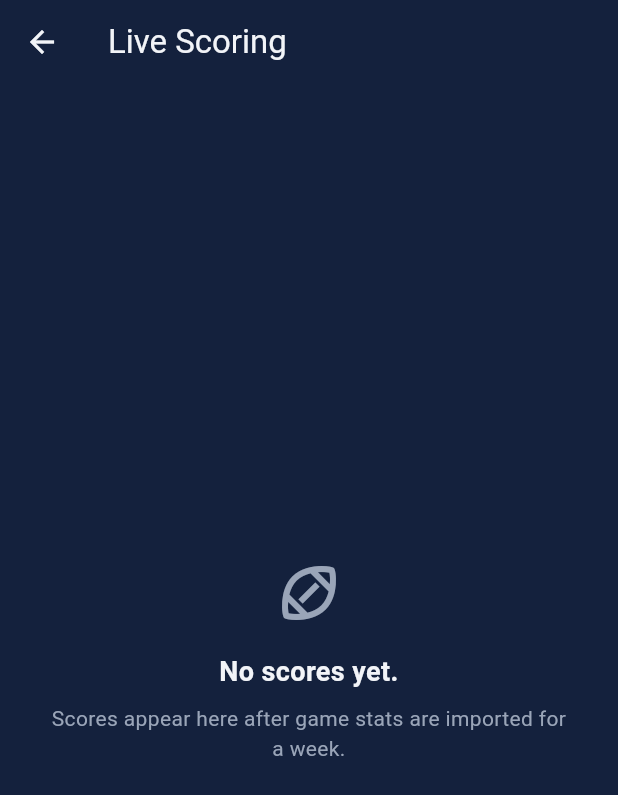
After one commit to cmirandavega/Podium, a Flutter app: the screen it shows once a user with an empty profile is signed in, after a tap on the "sports football" icon, on a phone screen of 412 x 824 dp. The commit adds this screen. Shown: the top 795 px of the screen. Run offline on Flutter 3.47's test engine with Material 3 defaults, Android fonts, the phone set to English and light mode, and no system bars; our stand-ins replace cloud_firestore, firebase_auth, firebase_core; accounts and stored records are empty.

Commit message:
Add Live Scoring screen and store player names on stat documents

```diff
--- /dev/null
+++ b/lib/models/player_stat.dart
@@ -0,0 +1,69 @@
+import 'package:cloud_firestore/cloud_firestore.dart';
+
+/// One player's stats for one game, stored at playerStats/{SPORT}_{playerId}_{gameId}.
+class PlayerStat {
+  const PlayerStat({
+    required this.id,
+    required this.playerId,
+    required this.sport,
+    required this.fullName,
+    required this.realTeam,
+    required this.position,
+    required this.fantasyPoints,
+    required this.rawStats,
+  });
+
+  final String id;
+  final String playerId;
+  final String sport;
+  final String fullName;
+  final String realTeam;
+  final String? position;
+  final double fantasyPoints;
+  final Map<String, num> rawStats;
+
+  factory PlayerStat.fromFirestore(DocumentSnapshot<Map<String, dynamic>> doc) {
+    final data = doc.data() ?? <String, dynamic>{};
+    final raw = data['rawStats'];
+    return PlayerStat(
+      id: doc.id,
+      playerId: data['playerId'] as String? ?? doc.id,
+      sport: data['sport'] as String? ?? '',
+      fullName: data['fullName'] as String? ?? (data['playerId'] as String? ?? doc.id),
+      realTeam: data['realTeam'] as String? ?? '',
+      position: data['position'] as String?,
+      fantasyPoints: (data['fantasyPoints'] as num?)?.toDouble() ?? 0,
+      rawStats: raw is Map
+          ? raw.map((key, value) => MapEntry(key.toString(), value is num ? value : 0))
+          : const <String, num>{},
+    );
+  }
+}
+
+/// A player's combined line for a whole scoring week (sums every game that week).
+class PlayerWeek {
+  PlayerWeek({
+    required this.playerId,
+    required this.sport,
+    required this.fullName,
+    required this.realTeam,
+    required this.position,
+  });
+
+  final String playerId;
+  final String sport;
+  final String fullName;
+  final String realTeam;
+  final String? position;
+  double points = 0;
+  int games = 0;
+  final Map<String, num> stats = {};
+
+  void add(PlayerStat line) {
+    points += line.fantasyPoints;
+    games += 1;
+    for (final entry in line.rawStats.entries) {
+      stats[entry.key] = (stats[entry.key] ?? 0) + entry.value;
+    }
+  }
+}
--- /dev/null
+++ b/lib/models/scoring_period.dart
@@ -0,0 +1,29 @@
+import 'package:cloud_firestore/cloud_firestore.dart';
+
+/// One scoring week, written by the ingestion script to scoringPeriods/{id}.
+class ScoringPeriod {
+  const ScoringPeriod({
+    required this.id,
+    this.season,
+    this.week,
+    this.startDate,
+  });
+
+  final String id;
+  final String? season;
+  final int? week;
+  final DateTime? startDate;
+
+  String get label =>
+      season != null && week != null ? 'Week $week, $season' : id;
+
+  factory ScoringPeriod.fromFirestore(DocumentSnapshot<Map<String, dynamic>> doc) {
+    final data = doc.data() ?? <String, dynamic>{};
+    return ScoringPeriod(
+      id: doc.id,
+      season: data['season']?.toString(),
+      week: (data['week'] as num?)?.toInt(),
+      startDate: (data['startDate'] as Timestamp?)?.toDate(),
+    );
+  }
+}
--- a/lib/screens/home/home_screen.dart
+++ b/lib/screens/home/home_screen.dart
@@ -6,6 +6,7 @@ import '../../theme.dart';
 import '../../widgets/podium_mark.dart';
 import '../admin/admin_screen.dart';
 import '../profile/profile_screen.dart';
+import '../scores/scores_screen.dart';
 
 class HomeScreen extends StatelessWidget {
   const HomeScreen({super.key, required this.user});
@@ -35,6 +36,13 @@ class HomeScreen extends StatelessWidget {
                 MaterialPageRoute(builder: (_) => AdminScreen(currentUser: user)),
               ),
             ),
+          IconButton(
+            tooltip: 'Live scoring',
+            icon: const Icon(Icons.sports_football_outlined),
+            onPressed: () => Navigator.of(context).push(
+              MaterialPageRoute(builder: (_) => const ScoresScreen()),
+            ),
+          ),
           IconButton(
             tooltip: 'Profile',
             icon: const Icon(Icons.person_outline),
--- /dev/null
+++ b/lib/screens/scores/scores_screen.dart
@@ -0,0 +1,317 @@
+import 'package:flutter/material.dart';
+
+import '../../models/player_stat.dart';
+import '../../models/scoring_period.dart';
+import '../../services/scoring_service.dart';
+import '../../theme.dart';
+
+/// Use Case 10: Live Scoring. Shows every player's fantasy points for a week,
+/// read live from Firestore after the ingestion script scores the games.
+class ScoresScreen extends StatefulWidget {
+  const ScoresScreen({super.key});
+
+  @override
+  State<ScoresScreen> createState() => _ScoresScreenState();
+}
+
+class _ScoresScreenState extends State<ScoresScreen> {
+  static const _positions = ['All', 'QB', 'RB', 'WR'];
+
+  final _service = ScoringService();
+  late final Stream<List<ScoringPeriod>> _periods = _service.watchPeriods();
+  final Map<String, Stream<List<PlayerWeek>>> _weekStreams = {};
+
+  String? _selectedPeriodId;
+  String _position = 'All';
+
+  // One stream per week, created once, so switching weeks back and forth doesn't resubscribe.
+  Stream<List<PlayerWeek>> _streamFor(String periodId) =>
+      _weekStreams.putIfAbsent(periodId, () => _service.watchWeek(periodId));
+
+  @override
+  Widget build(BuildContext context) {
+    return Scaffold(
+      appBar: AppBar(title: const Text('Live Scoring')),
+      body: SafeArea(
+        child: StreamBuilder<List<ScoringPeriod>>(
+          stream: _periods,
+          builder: (context, snapshot) {
+            if (snapshot.hasError) {
+              return const _Message(
+                title: 'Scores did not load.',
+                body: 'Check your connection and try again.',
+              );
+            }
+            if (!snapshot.hasData) return const Center(child: CircularProgressIndicator());
+
+            final periods = snapshot.data!;
+            if (periods.isEmpty) {
+              return const _Message(
+                title: 'No scores yet.',
+                body: 'Scores appear here after game stats are imported for a week.',
+              );
+            }
+
+            final selected = periods.firstWhere(
+              (p) => p.id == _selectedPeriodId,
+              orElse: () => periods.first,
+            );
+
+            return Column(
+              crossAxisAlignment: CrossAxisAlignment.stretch,
+              children: [
+                Padding(
+                  padding: const EdgeInsets.fromLTRB(20, 8, 20, 4),
+                  child: _WeekPicker(
+                    periods: periods,
+                    selectedId: selected.id,
+                    onChanged: (id) => setState(() => _selectedPeriodId = id),
+                  ),
+                ),
+                Padding(
+                  padding: const EdgeInsets.fromLTRB(20, 8, 20, 8),
+                  child: Wrap(
+                    spacing: 8,
+                    children: [
+                      for (final position in _positions)
+                        ChoiceChip(
+                          label: Text(position),
+                          selected: _position == position,
+                          onSelected: (_) => setState(() => _position = position),
+                        ),
+                    ],
+                  ),
+                ),
+                Expanded(
+                  child: StreamBuilder<List<PlayerWeek>>(
+                    stream: _streamFor(selected.id),
+                    builder: (context, weekSnapshot) {
+                      if (weekSnapshot.hasError) {
+                        return const _Message(
+                          title: 'Scores did not load.',
+                          body: 'Check your connection and try again.',
+                        );
+                      }
+                      if (!weekSnapshot.hasData) {
+                        return const Center(child: CircularProgressIndicator());
+                      }
+                      final players = weekSnapshot.data!
+                          .where((p) => _position == 'All' || p.position == _position)
+                          .toList();
+                      if (players.isEmpty) {
+                        return const _Message(
+                          title: 'No players match.',
+                          body: 'Try another position or week.',
+                        );
+                      }
+                      return ListView.separated(
+                        padding: const EdgeInsets.only(bottom: 24),
+                        itemCount: players.length,
+                        separatorBuilder: (_, _) =>
+                            const Divider(height: 1, color: PodiumColors.line),
+                        itemBuilder: (context, index) => _PlayerTile(
+                          rank: index + 1,
+                          player: players[index],
+                          onTap: () => _showBreakdown(context, players[index]),
+                        ),
+                      );
+                    },
+                  ),
+                ),
+              ],
+            );
+          },
+        ),
+      ),
+    );
+  }
+
+  void _showBreakdown(BuildContext context, PlayerWeek player) {
+    showModalBottomSheet<void>(
+      context: context,
+      backgroundColor: PodiumColors.field,
+      showDragHandle: true,
+      builder: (_) => _BreakdownSheet(player: player),
+    );
+  }
+}
+
+class _WeekPicker extends StatelessWidget {
+  const _WeekPicker({
+    required this.periods,
+    required this.selectedId,
+    required this.onChanged,
+  });
+
+  final List<ScoringPeriod> periods;
+  final String selectedId;
+  final ValueChanged<String> onChanged;
+
+  @override
+  Widget build(BuildContext context) {
+    return Container(
+      padding: const EdgeInsets.symmetric(horizontal: 14),
+      decoration: BoxDecoration(
+        color: PodiumColors.field,
+        borderRadius: BorderRadius.circular(10),
+        border: Border.all(color: PodiumColors.line),
+      ),
+      child: DropdownButtonHideUnderline(
+        child: DropdownButton<String>(
+          value: selectedId,
+          isExpanded: true,
+          dropdownColor: PodiumColors.field,
+          items: [
+            for (final p in periods)
+              DropdownMenuItem(value: p.id, child: Text(p.label)),
+          ],
+          onChanged: (id) {
+            if (id != null) onChanged(id);
+          },
+        ),
+      ),
+    );
+  }
+}
+
+class _PlayerTile extends StatelessWidget {
+  const _PlayerTile({required this.rank, required this.player, required this.onTap});
+
+  final int rank;
+  final PlayerWeek player;
+  final VoidCallback onTap;
+
+  Color get _rankColor {
+    switch (rank) {
+      case 1:
+        return PodiumColors.gold;
+      case 2:
+        return PodiumColors.silver;
+      case 3:
+        return PodiumColors.bronze;
+      default:
+        return PodiumColors.muted;
+    }
+  }
+
+  @override
+  Widget build(BuildContext context) {
+    final details = [
+      if (player.position != null) player.position!,
+      if (player.realTeam.isNotEmpty) player.realTeam,
+    ].join(', ');
+
+    return ListTile(
+      onTap: onTap,
+      contentPadding: const EdgeInsets.symmetric(horizontal: 20, vertical: 2),
+      leading: SizedBox(
+        width: 32,
+        child: Text(
+          '$rank',
+          textAlign: TextAlign.center,
+          style: TextStyle(fontWeight: FontWeight.w700, fontSize: 16, color: _rankColor),
+        ),
+      ),
+      title: Text(player.fullName, style: const TextStyle(fontWeight: FontWeight.w600)),
+      subtitle: Text(details, style: const TextStyle(color: PodiumColors.muted)),
+      trailing: Text(
+        player.points.toStringAsFixed(1),
+        style: const TextStyle(
+          fontWeight: FontWeight.w700,
+          fontSize: 17,
+          color: PodiumColors.gold,
+        ),
+      ),
+    );
+  }
+}
+
+class _BreakdownSheet extends StatelessWidget {
+  const _BreakdownSheet({required this.player});
+
+  final PlayerWeek player;
+
+  static const _labels = {
+    'passYds': 'Passing yards',
+    'passTD': 'Passing touchdowns',
+    'passInt': 'Interceptions',
+    'rushYds': 'Rushing yards',
+    'rushTD': 'Rushing touchdowns',
+    'rec': 'Receptions',
+    'recYds': 'Receiving yards',
+    'recTD': 'Receiving touchdowns',
+    'twoPt': 'Two-point conversions',
+    'fumLost': 'Fumbles lost',
+  };
+
+  static String _format(num value) =>
+      value % 1 == 0 ? value.toInt().toString() : value.toStringAsFixed(1);
+
+  @override
+  Widget build(BuildContext context) {
+    final text = Theme.of(context).textTheme;
+    final stats = _labels.keys.where(player.stats.containsKey).toList();
+
+    return SafeArea(
+      child: Padding(
+        padding: const EdgeInsets.fromLTRB(24, 0, 24, 24),
+        child: Column(
+          mainAxisSize: MainAxisSize.min,
+          crossAxisAlignment: CrossAxisAlignment.stretch,
+          children: [
+            Text(player.fullName, style: text.titleLarge?.copyWith(fontWeight: FontWeight.w700)),
+            const SizedBox(height: 4),
+            Text(
+              '${player.points.toStringAsFixed(1)} fantasy points'
+              '${player.games > 1 ? ' across ${player.games} games' : ''}',
+              style: const TextStyle(color: PodiumColors.gold, fontWeight: FontWeight.w600),
+            ),
+            const SizedBox(height: 16),
+            for (final key in stats)
+              Padding(
+                padding: const EdgeInsets.symmetric(vertical: 6),
+                child: Row(
+                  children: [
+                    Expanded(
+                      child: Text(_labels[key]!, style: const TextStyle(color: PodiumColors.muted)),
+                    ),
+                    Text(_format(player.stats[key]!), style: const TextStyle(fontWeight: FontWeight.w600)),
+                  ],
+                ),
+              ),
+          ],
+        ),
+      ),
+    );
+  }
+}
+
+class _Message extends StatelessWidget {
+  const _Message({required this.title, required this.body});
+
+  final String title;
+  final String body;
+
+  @override
+  Widget build(BuildContext context) {
+    return Center(
+      child: Padding(
+        padding: const EdgeInsets.all(32),
+        child: Column(
+          mainAxisSize: MainAxisSize.min,
+          children: [
+            const Icon(Icons.sports_football_outlined, size: 48, color: PodiumColors.muted),
+            const SizedBox(height: 16),
+            Text(
+              title,
+              textAlign: TextAlign.center,
+              style: const TextStyle(fontSize: 18, fontWeight: FontWeight.w600),
+            ),
+            const SizedBox(height: 8),
+            Text(body, textAlign: TextAlign.center, style: const TextStyle(color: PodiumColors.muted)),
+          ],
+        ),
+      ),
+    );
+  }
+}
--- /dev/null
+++ b/lib/services/scoring_service.dart
@@ -0,0 +1,57 @@
+import 'package:cloud_firestore/cloud_firestore.dart';
+
+import '../models/player_stat.dart';
+import '../models/scoring_period.dart';
+
+/// Use Case 10: reads the scores the ingestion script writes to Firestore.
+/// The app only reads; the sports API is never called from the device.
+class ScoringService {
+  ScoringService({FirebaseFirestore? db}) : _db = db ?? FirebaseFirestore.instance;
+
+  final FirebaseFirestore _db;
+
+  /// Scoring weeks that have ingested data, newest first.
+  Stream<List<ScoringPeriod>> watchPeriods() {
+    return _db.collection('scoringPeriods').snapshots().map((query) {
+      final periods = query.docs
+          .map(ScoringPeriod.fromFirestore)
+          .where((p) => p.week != null) // skips older placeholder documents
+          .toList();
+      periods.sort((a, b) {
+        final bySeason = (b.season ?? '').compareTo(a.season ?? '');
+        return bySeason != 0 ? bySeason : (b.week ?? 0).compareTo(a.week ?? 0);
+      });
+      return periods;
+    });
+  }
+
+  /// Live, ranked fantasy totals for one week. Updates on screen whenever the
+  /// ingestion script writes new stats. Sorted on the device, so no composite index is needed.
+  Stream<List<PlayerWeek>> watchWeek(String periodId) {
+    return _db
+        .collection('playerStats')
+        .where('scoringPeriodId', isEqualTo: periodId)
+        .snapshots()
+        .map((query) {
+      final byPlayer = <String, PlayerWeek>{};
+      for (final doc in query.docs) {
+        final line = PlayerStat.fromFirestore(doc);
+        byPlayer
+            .putIfAbsent(
+              line.playerId,
+              () => PlayerWeek(
+                playerId: line.playerId,
+                sport: line.sport,
+                fullName: line.fullName,
+                realTeam: line.realTeam,
+                position: line.position,
+              ),
+            )
+            .add(line);
+      }
+      final players = byPlayer.values.toList()
+        ..sort((a, b) => b.points.compareTo(a.points));
+      return players;
+    });
+  }
+}
```
Also changed, not shown: 2 other files.
